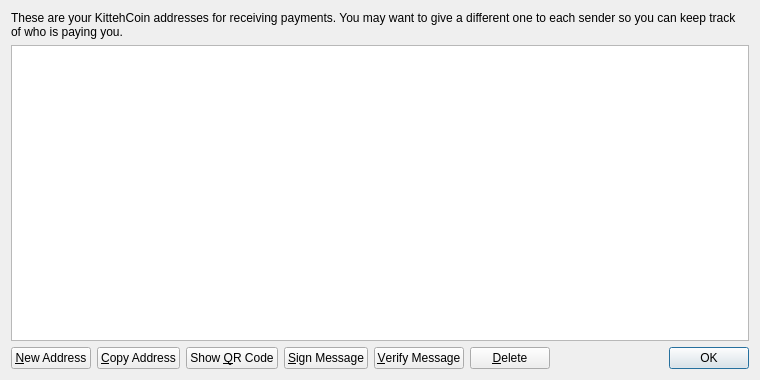
The window that src/qt/forms/addressbookpage.ui (fj31216/kittehcoin) describes before a commit, drawn with Qt 5.
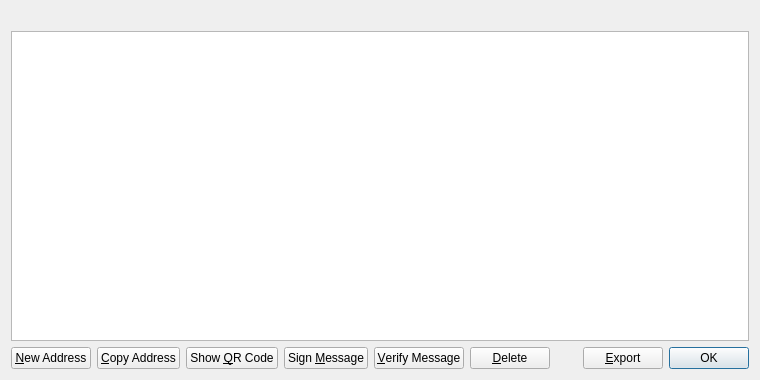
The same window after the commit. Icons and pictures are not drawn.

Patch:
```diff
--- a/src/qt/forms/addressbookpage.ui
+++ b/src/qt/forms/addressbookpage.ui
@@ -16,9 +16,6 @@
   <layout class="QVBoxLayout" name="verticalLayout">
    <item>
     <widget class="QLabel" name="labelExplanation">
-     <property name="text">
-      <string>These are your KittehCoin addresses for receiving payments. You may want to give a different one to each sender so you can keep track of who is paying you.</string>
-     </property>
      <property name="textFormat">
       <enum>Qt::PlainText</enum>
      </property>
@@ -102,7 +99,7 @@
         <string>Sign a message to prove you own a Bitcoin address</string>
        </property>
        <property name="text">
-        <string>&amp;Sign Message</string>
+        <string>Sign &amp;Message</string>
        </property>
        <property name="icon">
         <iconset resource="../bitcoin.qrc">
@@ -151,6 +148,20 @@
        </property>
       </spacer>
      </item>
+     <item>
+      <widget class="QPushButton" name="exportButton">
+       <property name="toolTip">
+        <string>Export the data in the current tab to a file</string>
+       </property>
+       <property name="text">
+        <string>&amp;Export</string>
+       </property>
+       <property name="icon">
+        <iconset resource="../bitcoin.qrc">
+         <normaloff>:/icons/export</normaloff>:/icons/export</iconset>
+       </property>
+      </widget>
+     </item>
      <item>
       <widget class="QDialogButtonBox" name="buttonBox">
        <property name="sizePolicy">
```
Left out of the diff: 12 changed lines with no effect on the pictures.
